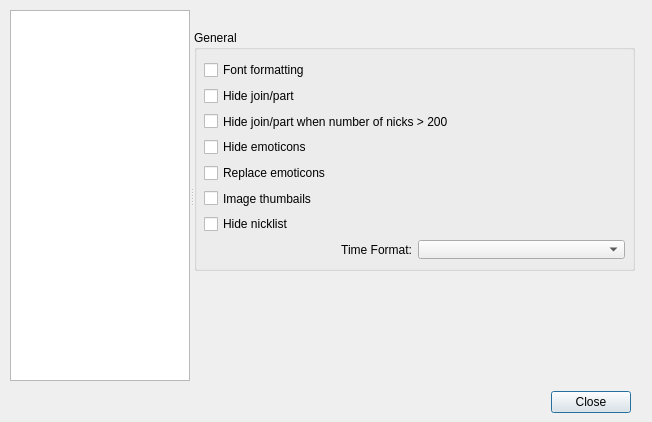
The window that ui/options.ui (gitter-badger/simplechatclient) describes before a commit, drawn with Qt 5.
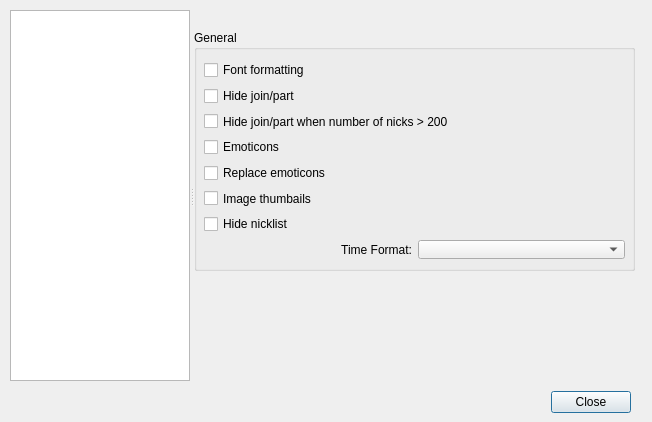
The same window after the commit. The open tabs and pages were chosen to show the change. Icons and pictures are not drawn.

Commit message: config emoticons refactor

```diff
--- a/ui/options.ui
+++ b/ui/options.ui
@@ -1273,7 +1273,7 @@
         <item>
          <widget class="QCheckBox" name="checkBox_hide_emoticons">
           <property name="text">
-           <string>Hide emoticons</string>
+           <string>Emoticons</string>
           </property>
          </widget>
         </item>
```
Left out of the diff: 2 changed lines with no effect on the pictures. The commit also changes 5 other files.
